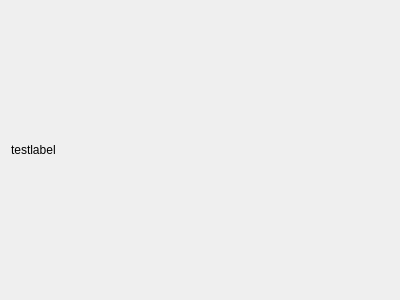
Qt form InfoWidget.ui (bendalab/NixView) before a commit.
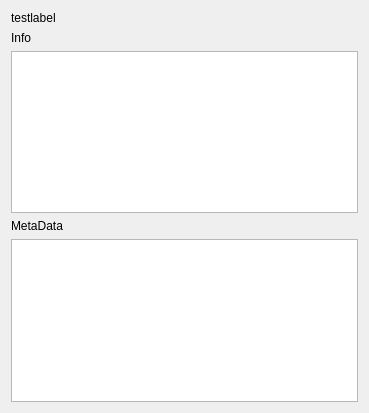
The same form after that commit.

Commit message: info display working

The edit to the form file:
```diff
--- a/InfoWidget.ui
+++ b/InfoWidget.ui
@@ -6,8 +6,8 @@
    <rect>
     <x>0</x>
     <y>0</y>
-    <width>400</width>
-    <height>300</height>
+    <width>369</width>
+    <height>413</height>
    </rect>
   </property>
   <property name="sizePolicy">
@@ -29,6 +29,34 @@
        </property>
       </widget>
      </item>
+     <item>
+      <widget class="QLabel" name="info_label">
+       <property name="text">
+        <string>Info</string>
+       </property>
+      </widget>
+     </item>
+     <item>
+      <widget class="QTextEdit" name="info_text_edit">
+       <property name="readOnly">
+        <bool>true</bool>
+       </property>
+      </widget>
+     </item>
+     <item>
+      <widget class="QLabel" name="metadata_label">
+       <property name="text">
+        <string>MetaData</string>
+       </property>
+      </widget>
+     </item>
+     <item>
+      <widget class="QTextEdit" name="metadata_text_edit">
+       <property name="readOnly">
+        <bool>true</bool>
+       </property>
+      </widget>
+     </item>
     </layout>
    </item>
   </layout>
```
The commit also changes 2 other files.
